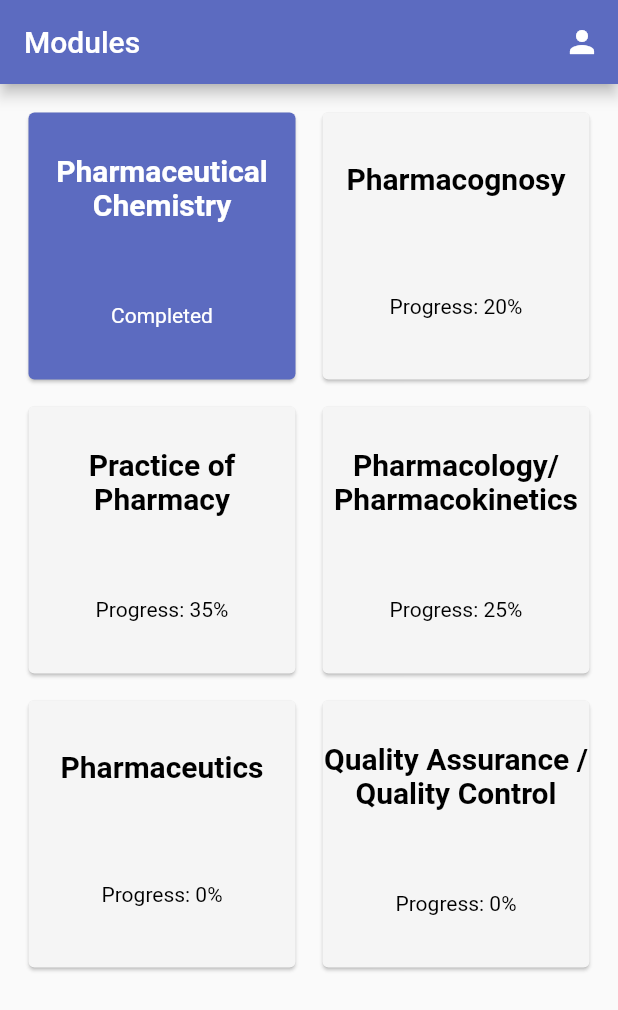
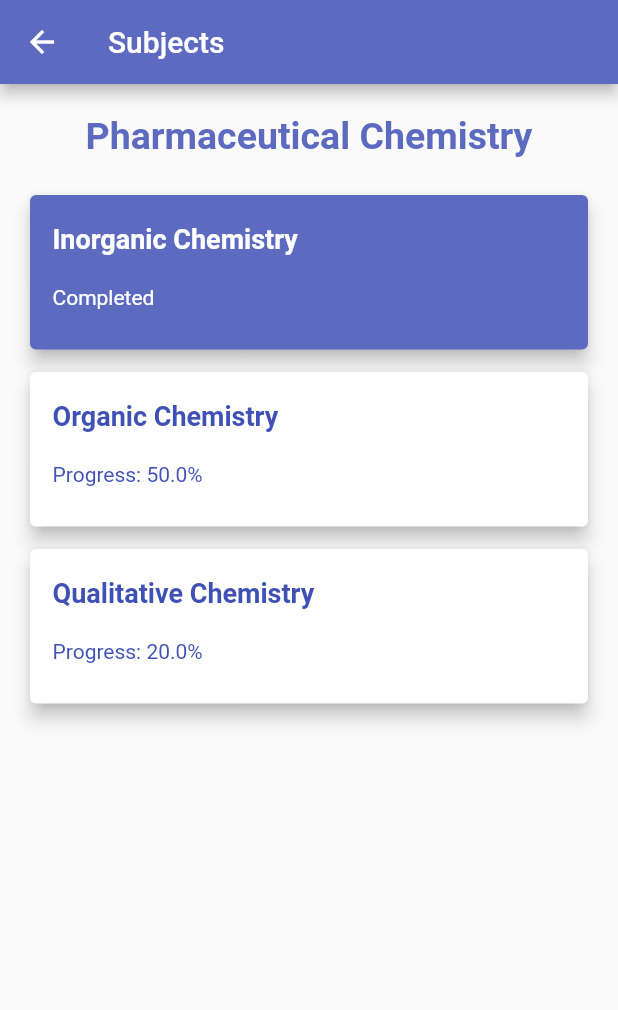
Before and after one commit to philipbalbas/review_app, a Flutter app: the screen it shows after launch, after a tap on "Pharmaceutical Chemistry", on a phone screen of 412 x 824 dp. Shown: the top 1010 px of the screen. Run offline on Flutter 3.47's test engine with Material 2 defaults, Android fonts, the phone set to English and light mode, and no system bars; drawn by our look-alikes of percent_indicator.

Commit message:
feat: subject list screen

```diff
--- a/lib/main.dart
+++ b/lib/main.dart
@@ -1,6 +1,7 @@
 import 'package:flutter/material.dart';
+import 'package:review_app/screens/subjects_list_screen.dart';
 
-import 'screens/modules_screen.dart';
+import 'screens/modules_list_screen.dart';
 
 void main() => runApp(MyApp());
 
@@ -13,7 +14,10 @@ class MyApp extends StatelessWidget {
         primarySwatch: Colors.indigo,
         primaryColor: Colors.indigo[400],
       ),
-      home: ModuleScreen(),
+      home: ModuleListScreen(),
+      routes: {
+        SubjectsListScreen.routeName: (ctx) => SubjectsListScreen(),
+      },
     );
   }
 }
--- /dev/null
+++ b/lib/screens/modules_list_screen.dart
@@ -0,0 +1,45 @@
+import 'package:flutter/material.dart';
+
+import '../widgets/module_item.dart';
+
+class ModuleListScreen extends StatefulWidget {
+  static const TextStyle optionStyle =
+      TextStyle(fontSize: 30, fontWeight: FontWeight.bold);
+
+  @override
+  _ModuleListScreenState createState() => _ModuleListScreenState();
+}
+
+class _ModuleListScreenState extends State<ModuleListScreen> {
+  @override
+  Widget build(BuildContext context) {
+    return Scaffold(
+      appBar: AppBar(
+        title: Text('Modules'),
+        actions: <Widget>[
+          IconButton(
+            icon: Icon(Icons.person),
+            onPressed: () {},
+          )
+        ],
+      ),
+      body: Padding(
+        padding: EdgeInsets.all(15),
+        child: GridView.count(
+          crossAxisCount: 2,
+          crossAxisSpacing: 10,
+          mainAxisSpacing: 10,
+          children: <Widget>[
+            ModuleItem('Pharmaceutical Chemistry', 100),
+            ModuleItem('Pharmacognosy', 20),
+            ModuleItem('Practice of Pharmacy', 35),
+            ModuleItem('Pharmacology/Pharmacokinetics', 25),
+            ModuleItem('Pharmaceutics', 0),
+            ModuleItem('Quality Assurance / Quality Control', 0),
+          ],
+        ),
+      ),
+    );
+    ;
+  }
+}
--- a/lib/screens/modules_screen.dart
+++ /dev/null
@@ -1,37 +0,0 @@
-import 'package:flutter/material.dart';
-
-import '../widgets/lecture_item.dart';
-
-class ModuleScreen extends StatelessWidget {
-  @override
-  Widget build(BuildContext context) {
-    return Scaffold(
-      appBar: AppBar(
-        title: Text('Modules'),
-        actions: <Widget>[
-          IconButton(
-            icon: Icon(Icons.person),
-            onPressed: () {},
-          )
-        ],
-      ),
-      body: Padding(
-        padding: EdgeInsets.all(15),
-        child: GridView.count(
-          crossAxisCount: 2,
-          crossAxisSpacing: 10,
-          mainAxisSpacing: 10,
-          children: <Widget>[
-            LectureItem('Pharmaceutical Chemistry', 100),
-            LectureItem('Pharmacognosy', 20),
-            LectureItem('Practice of Pharmacy', 35),
-            LectureItem('Pharmacology/Pharmacokinetics', 25),
-            LectureItem('Pharmaceutics', 0),
-            LectureItem('Quality Assurance / Quality Control', 0),
-          ],
-        ),
-      ),
-    );
-    ;
-  }
-}
--- /dev/null
+++ b/lib/screens/subjects_list_screen.dart
@@ -0,0 +1,54 @@
+import 'package:flutter/material.dart';
+
+import '../widgets/subject_item.dart';
+
+class SubjectsListScreen extends StatelessWidget {
+  static String routeName = '/subjects-list';
+
+  final List<String> entries = [
+    'Inorganic Chemistry',
+    'Organic Chemistry',
+    'Qualitative Chemistry'
+  ];
+
+  final List<double> progress = [100, 50, 20];
+
+  @override
+  Widget build(BuildContext context) {
+    return Scaffold(
+      appBar: AppBar(
+        title: Text('Subjects'),
+      ),
+      body: Padding(
+        padding: EdgeInsets.all(20),
+        child: Column(
+          children: <Widget>[
+            Padding(
+              padding: EdgeInsets.only(bottom: 25),
+              child: Text(
+                'Pharmaceutical Chemistry',
+                style: TextStyle(
+                  color: Theme.of(context).primaryColor,
+                  fontSize: 25,
+                  fontWeight: FontWeight.bold,
+                ),
+              ),
+            ),
+            Expanded(
+              child: ListView.builder(
+                itemCount: entries.length,
+                itemBuilder: (ctx, i) {
+                  return SubjectItem(
+                    entries: entries,
+                    progress: progress,
+                    index: i,
+                  );
+                },
+              ),
+            )
+          ],
+        ),
+      ),
+    );
+  }
+}
--- a/lib/widgets/lecture_item.dart
+++ b/lib/widgets/module_item.dart
@@ -1,17 +1,21 @@
 import 'package:flutter/material.dart';
 import 'package:percent_indicator/percent_indicator.dart';
 
-class LectureItem extends StatelessWidget {
+import '../screens/subjects_list_screen.dart';
+
+class ModuleItem extends StatelessWidget {
   final String title;
   final int progress;
 
-  LectureItem(this.title, this.progress);
+  ModuleItem(this.title, this.progress);
 
   @override
   Widget build(BuildContext context) {
     return Card(
       child: InkWell(
-        onTap: () {},
+        onTap: () {
+          Navigator.of(context).pushNamed(SubjectsListScreen.routeName);
+        },
         child: Column(
           mainAxisAlignment: MainAxisAlignment.spaceAround,
           children: <Widget>[
@@ -35,7 +39,7 @@ class LectureItem extends StatelessWidget {
                 LinearPercentIndicator(
                   padding: EdgeInsets.only(top: 10),
                   alignment: MainAxisAlignment.center,
-                  width: 160,
+                  width: 140,
                   lineHeight: 8.0,
                   percent: progress / 100,
                   progressColor: progress == 100 ? Colors.white : Colors.indigo,
--- /dev/null
+++ b/lib/widgets/subject_item.dart
@@ -0,0 +1,64 @@
+import 'package:flutter/material.dart';
+import 'package:percent_indicator/linear_percent_indicator.dart';
+
+class SubjectItem extends StatelessWidget {
+  const SubjectItem({
+    Key key,
+    @required this.entries,
+    @required this.progress,
+    this.index,
+  }) : super(key: key);
+
+  final List<String> entries;
+  final List<double> progress;
+  final int index;
+
+  bool get isComplete {
+    return progress[index] == 100;
+  }
+
+  @override
+  Widget build(BuildContext context) {
+    return Card(
+      color: isComplete ? Theme.of(context).primaryColor : Colors.white,
+      margin: EdgeInsets.only(bottom: 15),
+      elevation: 5,
+      child: ListTile(
+        contentPadding: EdgeInsets.all(15),
+        onTap: () {},
+        title: Container(
+          padding: EdgeInsets.only(bottom: 20),
+          child: Text(
+            entries[index],
+            style: TextStyle(
+              fontSize: 18,
+              fontWeight: FontWeight.bold,
+              color: isComplete ? Colors.white : Theme.of(context).accentColor,
+            ),
+          ),
+        ),
+        subtitle: Column(
+          crossAxisAlignment: CrossAxisAlignment.start,
+          children: <Widget>[
+            Text(
+              isComplete ? 'Completed' : 'Progress: ${progress[index]}%',
+              textAlign: TextAlign.left,
+              style: TextStyle(
+                color:
+                    isComplete ? Colors.white : Theme.of(context).accentColor,
+              ),
+            ),
+            LinearPercentIndicator(
+              padding: EdgeInsets.only(top: 10),
+              alignment: MainAxisAlignment.center,
+              width: MediaQuery.of(context).size.width * 0.8,
+              lineHeight: 8.0,
+              percent: progress[index] / 100,
+              progressColor: isComplete ? Colors.white : Colors.indigo,
+            ),
+          ],
+        ),
+      ),
+    );
+  }
+}
--- /dev/null
+++ b/lib/widgets/topics_list_screen.dart
@@ -0,0 +1,17 @@
+import 'package:flutter/material.dart';
+
+class TopicsListScreen extends StatelessWidget {
+  static String routeName = '/topics';
+
+  @override
+  Widget build(BuildContext context) {
+    return Scaffold(
+      appBar: AppBar(
+        title: Text('Topics'),
+      ),
+      body: Center(
+        child: Text('Topics Screen'),
+      ),
+    );
+  }
+}
```
